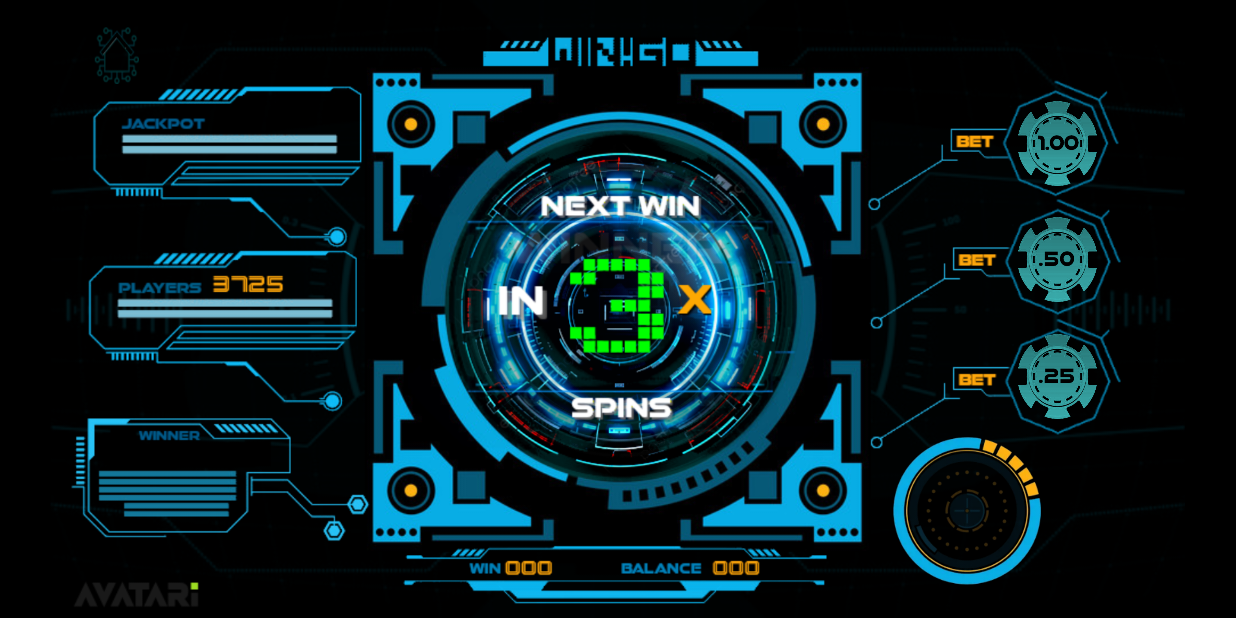
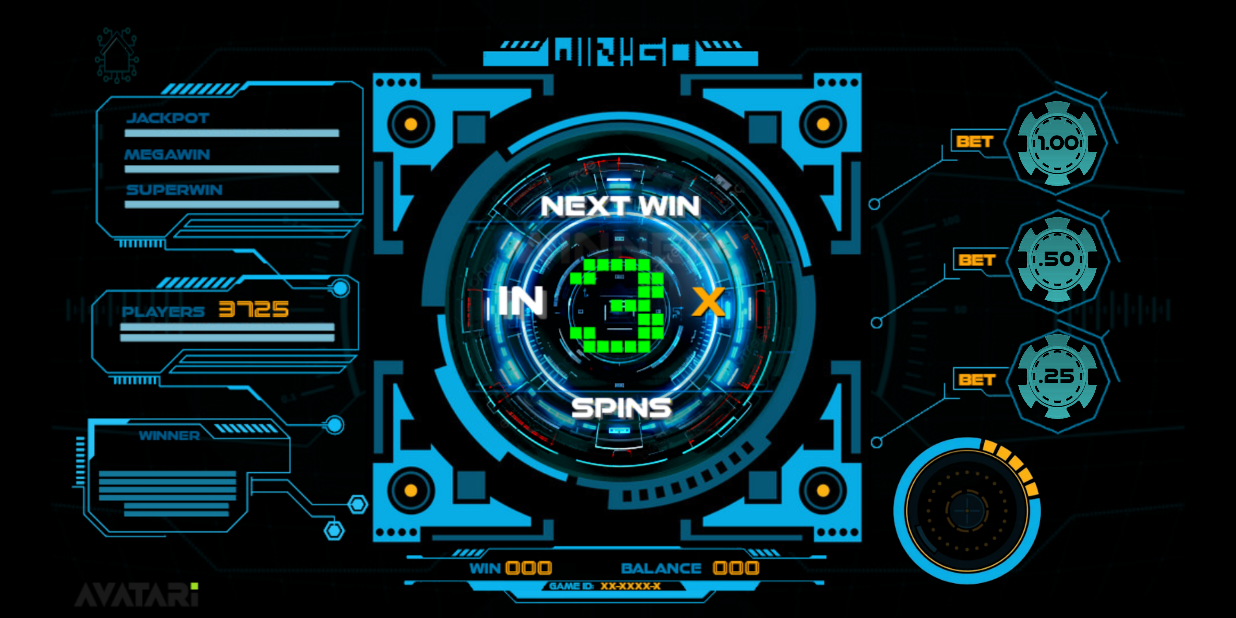
Before and after one commit to mishabron/wingo, an Android app: the GameActivity screen opened directly, with no data from a screen before it, after a tap on an icon or button, on a phone screen of 824 x 412 dp (held sideways). Run offline under Robolectric (Android 15) with nearby library versions, the phone set to English and light mode, and no system bars; our stand-ins replace EventBus; 1 other tap on this screen came first.

Commit message:
new images

```diff
--- a/app/src/main/java/com/mbronshteyn/wingo/activity/GameActivity.java
+++ b/app/src/main/java/com/mbronshteyn/wingo/activity/GameActivity.java
@@ -59,8 +59,6 @@ public class GameActivity extends WingoActivity {
             Button buttonHome = (Button) findViewById(R.id.homeButton);
             @Override
             public void onClick(View v) {
-                ImageView multiplier = (ImageView) findViewById(R.id.multiplier);
-                multiplier.setVisibility(View.INVISIBLE);
                 playSound(R.raw.spin_sequence);
                 stopPlaySound(R.raw.wingo_sequence);
                 numbers.setBackground(getResources().getDrawable(R.drawable.numbers_animation,null));
@@ -109,6 +107,8 @@ public class GameActivity extends WingoActivity {
                         mainCircleRotate.setDuration(15000);
                         if(randomNum == 5){
                             showWinner(4);
+                            ImageView multiplier = (ImageView) findViewById(R.id.multiplier);
+                            multiplier.setVisibility(View.INVISIBLE);
                             playSound(R.raw.wingo_sequence);
                             new Handler(Looper.getMainLooper()).postDelayed(() -> {
                                 winBackground.setVisibility(View.VISIBLE);
@@ -238,7 +238,6 @@ public class GameActivity extends WingoActivity {
     @Subscribe
     public void onChipStpedAnimationEnds(String event){
         if(event.equals(END_OD_ANIMATION)){
-            playSound(R.raw.select_bet_spanish);
             RadioGroup chips = (RadioGroup) findViewById(R.id.radioGroup1);
             chipButton25.setClickable(true);
             chipButton100.setClickable(true);
@@ -287,6 +286,7 @@ public class GameActivity extends WingoActivity {
     protected void onResume() {
         super.onResume();
         playInBackgroundIfNotPlaying(R.raw.background_loop);
+        playSound(R.raw.select_bet_spanish);
         RadioGroup chips = (RadioGroup) findViewById(R.id.radioGroup1);
         chips.clearCheck();
         chipBlinkedEvent = new ChipBlinkedEvent(chipButton100,400,400);
@@ -373,8 +373,8 @@ public class GameActivity extends WingoActivity {
 
         ImageView win1000000 = (ImageView) findViewById(R.id.win1000000);
         ViewGroup.LayoutParams win1000000Params = win1000000.getLayoutParams();
-        win1000000Params.height = (int) (newBmapHeight * 0.0299F);
-        win1000000Params.width = (int) (newBmapWidth * 0.1906F);;
+        win1000000Params.height = (int) (newBmapHeight * 0.1353F);
+        win1000000Params.width = (int) (newBmapWidth * 0.0955F);;
 
         ImageView win500000 = (ImageView) findViewById(R.id.win500000);
         ViewGroup.LayoutParams win500000Params = win500000.getLayoutParams();
--- a/app/src/main/res/layout/activity_game.xml
+++ b/app/src/main/res/layout/activity_game.xml
@@ -113,8 +113,8 @@
         app:layout_constraintStart_toStartOf="parent"
         app:layout_constraintTop_toTopOf="parent"
         app:layout_constraintBottom_toBottomOf="parent"
-        app:layout_constraintVertical_bias="0.18"
-        app:layout_constraintHorizontal_bias="0.12"/>
+        app:layout_constraintVertical_bias="0.205"
+        app:layout_constraintHorizontal_bias="0.18"/>
 
     <Button
         android:id="@+id/spinButton"
```
Also changed, not shown: app/src/main/res/drawable/button_off_1_1.png, app/src/main/res/drawable/button_off_1_12.png, app/src/main/res/drawable/button_off_1_15.png, app/src/main/res/drawable/button_off_1_3.png, app/src/main/res/drawable/button_off_1_6.png, app/src/main/res/drawable/button_off_1_9.png, app/src/main/res/drawable/button_on_1_6.png, app/src/main/res/drawable/game.png, app/src/main/res/drawable/win100000.png, app/src/main/res/drawable/win250000.png, app/src/main/res/drawable/win500000.png.
